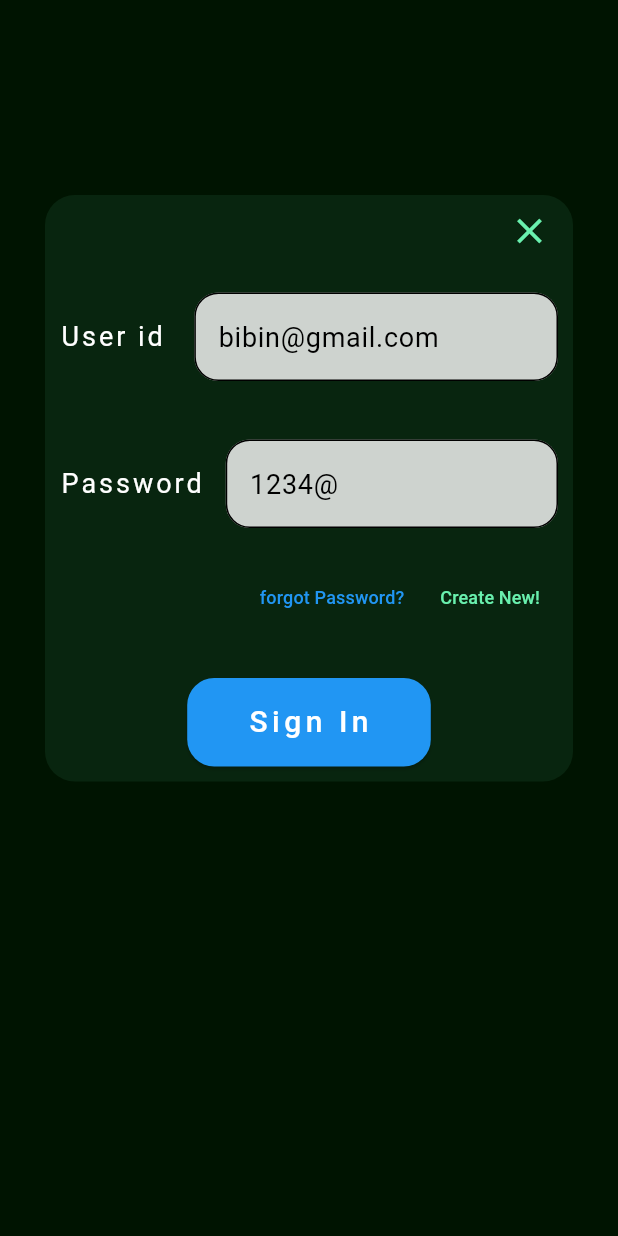
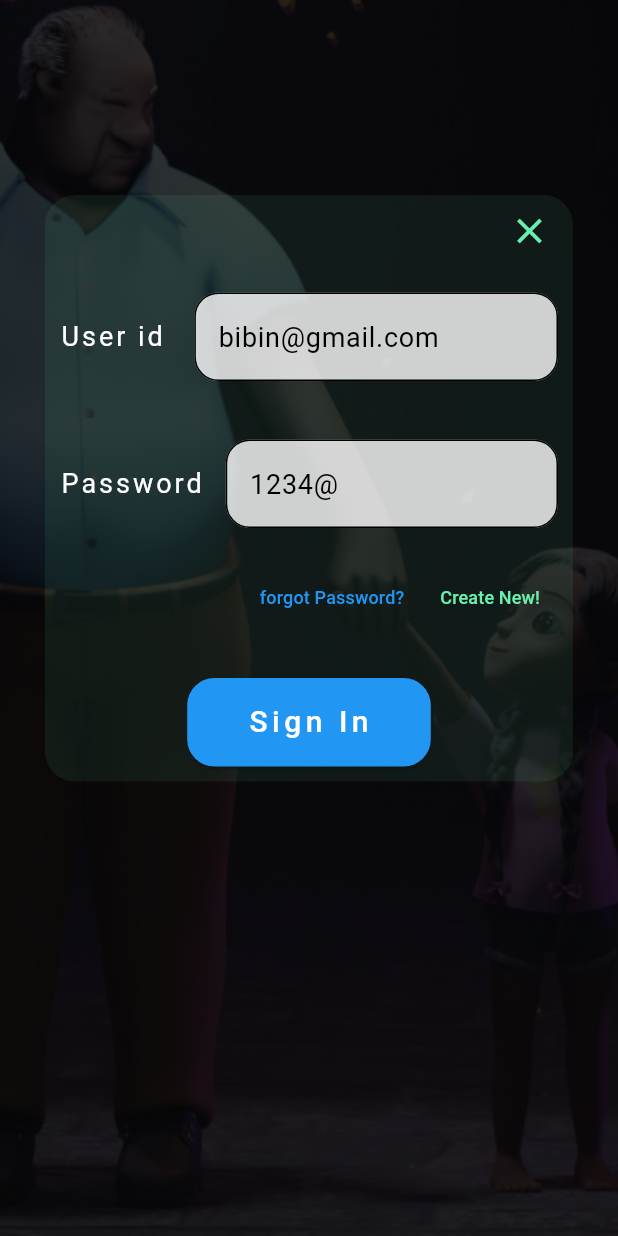
Before and after one commit to Bbn047/Flutter-app, a Flutter app: the screen it shows after launch, after a tap on "Sign In", on a phone screen of 412 x 824 dp. Run offline on Flutter 3.47's test engine with Material 3 defaults, Android fonts, the light colour scheme and no system bars; our stand-ins replace google_fonts.

Commit message:
Update login_page.dart

```diff
--- a/lib/login_page.dart
+++ b/lib/login_page.dart
@@ -1,4 +1,5 @@
 import 'package:flutter/material.dart';
+import 'package:google_fonts/google_fonts.dart';
 
 class LoginPage extends StatelessWidget {
   final TextEditingController passwordIdController = TextEditingController();
@@ -26,7 +27,7 @@ class LoginPage extends StatelessWidget {
         ),
 
         Scaffold(
-          backgroundColor: const Color.fromARGB(255, 0, 20, 1),
+          backgroundColor: Colors.transparent,
           body: SafeArea(
             child: Stack(
               children: [
@@ -231,9 +232,9 @@ class LoginPage extends StatelessWidget {
                 ),
               ],
             ),
-          ),
-        ),
-      ],
+            ),
+        )
+      ]
     );
   }
 }
```
